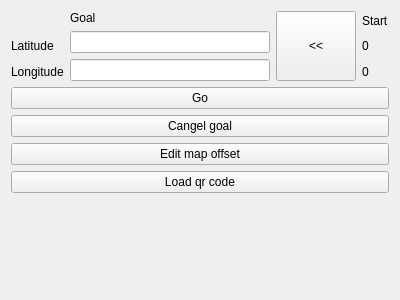
Qt form mrvk_gui/ui/Widgets/MoveBase/MoveBaseControl.ui (MatejBartosovic/mrvk_project) before a commit.
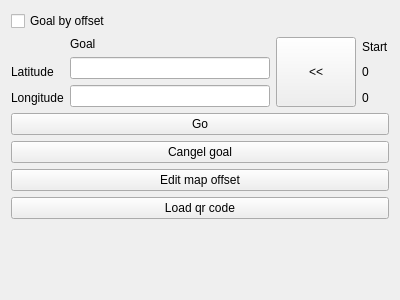
The same form after that commit.

Commit message: GUI: add option to set goal by offset

The edit to the form file:
```diff
--- a/mrvk_gui/ui/Widgets/MoveBase/MoveBaseControl.ui
+++ b/mrvk_gui/ui/Widgets/MoveBase/MoveBaseControl.ui
@@ -14,6 +14,13 @@
    <string>Form</string>
   </property>
   <layout class="QVBoxLayout" name="verticalLayout">
+   <item>
+    <widget class="QCheckBox" name="goalByOffset_cbx">
+     <property name="text">
+      <string>Goal by offset</string>
+     </property>
+    </widget>
+   </item>
    <item>
     <layout class="QHBoxLayout" name="horizontalLayout">
      <item>
```
The commit also changes 2 other files.
